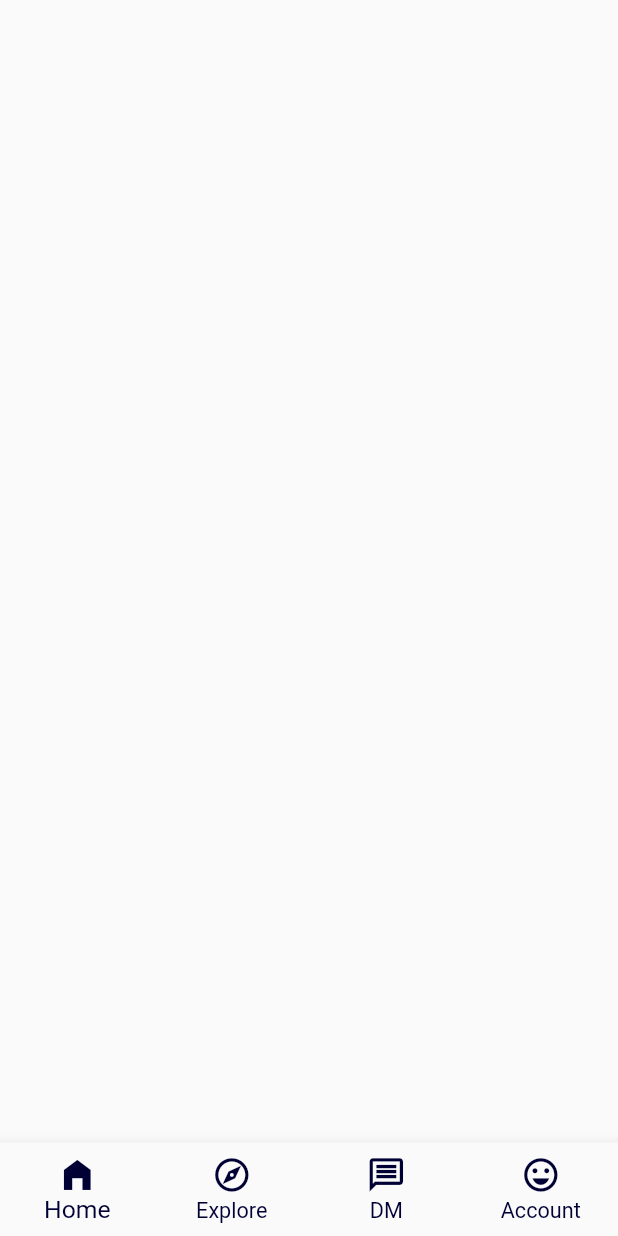
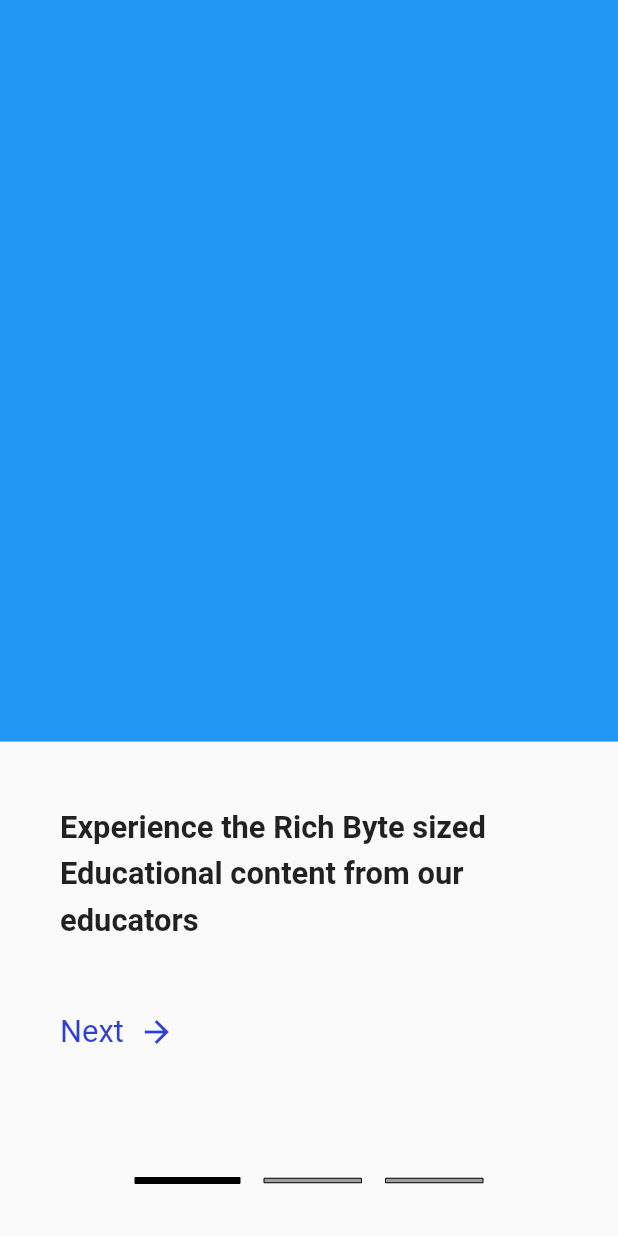
Before and after one commit to tomthomasvempala/ByteSpace, a Flutter app: the screen it shows after launch, on a phone screen of 412 x 824 dp. Run offline on Flutter 3.47's test engine with Material 2 defaults, Android fonts, the phone set to English and light mode, and no system bars.

Commit message:
Added landing page

```diff
--- /dev/null
+++ b/lib/Pages/LandingPage/landingPage.dart
@@ -0,0 +1,140 @@
+import 'package:byteSpace/Pages/MainScreen/mainScreen.dart';
+import 'package:flutter/material.dart';
+
+import '../../size_config.dart';
+import '../../themeData.dart';
+
+class LandingPage extends StatefulWidget {
+
+
+  @override
+  _LandingPageState createState() => _LandingPageState();
+}
+
+class _LandingPageState extends State<LandingPage> {
+    var currentPage = 0;
+  PageController pageController;
+@override
+void initState() {
+  super.initState();
+    pageController = PageController();
+}
+
+  @override
+  Widget build(BuildContext context) {
+    return Scaffold(
+      body:Column(children: [
+
+        Container(
+          height: 82*SizeConfig.heightMultiplier,
+          child: PageView(
+                    onPageChanged: (pagePosition) {
+                      currentPage = pagePosition;
+                      setState(() {});
+                    },
+                    controller: pageController,
+                    children: [
+                      Column(children: [
+                        Container(height: 120*SizeConfig.widthMultiplier,
+          width: double.infinity,color: Colors.blue,),
+                     Padding(
+           padding: const EdgeInsets.fromLTRB(40, 40, 40, 5),
+           child: Column(children: [
+              Text("Experience the Rich Byte sized Educational content from our educators", textAlign: TextAlign.left ,style: TextStyle( height: 1.5,fontSize: 5*SizeConfig.textMultiplier,fontWeight: FontWeight.w600),),
+            SizedBox(height: 10,),
+
+           ],),
+       ),
+                      ],),
+                      Column(children: [
+                        Container(height: 120*SizeConfig.widthMultiplier,
+          width: double.infinity,color: Colors.red,),
+                     Padding(
+           padding: const EdgeInsets.fromLTRB(40, 40, 40, 5),
+           child: Column(children: [
+              Text("Easily access the courses handcrafter by your favourite creators",textAlign: TextAlign.left ,style: TextStyle(height: 1.5,fontSize: 5*SizeConfig.textMultiplier,fontWeight: FontWeight.w600),),
+            SizedBox(height: 10,),
+
+           ],),
+       ),
+                      ],),
+                      Column(children: [
+                        Container(height: 120*SizeConfig.widthMultiplier,
+          width: double.infinity,color: Colors.green,),
+                     Padding(
+           padding: const EdgeInsets.fromLTRB(40, 40, 40, 5),
+           child: Column(children: [
+              Text("Get your doubts figured out in our Forum maintained by our awesome community",textAlign: TextAlign.left ,style: TextStyle(height: 1.5,fontSize: 5*SizeConfig.textMultiplier,fontWeight: FontWeight.w600),),
+            SizedBox(height: 10,),
+
+           ],),
+       ),
+                      ],)
+
+                    ],
+                  ),
+        ),
+        InkWell(
+          onTap: (){
+            if(currentPage!=2)
+
+                      pageController.nextPage(
+                          duration: Duration(milliseconds: 400),
+                          curve: Curves.decelerate);
+
+            else{
+              Navigator.pushReplacement(context, MaterialPageRoute(builder: (
+
+
+              context){
+                return MainScreen();
+              }
+              ));
+            }
+            setState((){});
+          },
+          child: Row(children: [
+            Padding(padding: EdgeInsets.symmetric(horizontal:40,),child:
+            Row(children: [
+              Text(currentPage==2?"Get Started":"Next",style: TextStyle(fontSize: 5*SizeConfig.textMultiplier,color: AppTheme.blue),),
+              SizedBox(width: 10,),
+              Icon(Icons.arrow_forward,color: AppTheme.blue,)
+            ],)
+            ,)
+          ],),
+        ),
+        Spacer(),
+                   Container(
+                margin: EdgeInsets.only(bottom: 35),
+                child: Row(
+                  mainAxisSize: MainAxisSize.min,
+                  mainAxisAlignment: MainAxisAlignment.center,
+                  children: <Widget>[
+                    circleBar(currentPage == 0),
+                    circleBar(currentPage == 1),
+                    circleBar(currentPage == 2),
+                  ],
+                ),
+              ),
+
+      ],)
+    );
+  }
+
+}
+
+ Widget circleBar(bool isActive) {
+    return AnimatedContainer(
+      duration: Duration(milliseconds: 200),
+      curve: Curves.bounceOut,
+      margin: EdgeInsets.symmetric(horizontal: 8),
+      height: isActive ? 4 : 3,
+      width: isActive ? 70 : 65,
+      decoration: BoxDecoration(
+          color: isActive
+              ? Colors.black
+              : Colors.grey,
+          borderRadius: BorderRadius.all(Radius.circular(0)),
+          border:  Border.all(width: 0)),
+    );
+  }
--- a/lib/main.dart
+++ b/lib/main.dart
@@ -1,6 +1,11 @@
+
+// import 'package:byteSpace/Pages/MainScreen/mainScreen.dart';
 import 'package:byteSpace/Pages/MainScreen/mainScreen.dart';
 import 'package:byteSpace/size_config.dart';
+import 'package:byteSpace/themeData.dart';
 import 'package:flutter/material.dart';
+
+import 'Pages/LandingPage/landingPage.dart';
 
 void main() {
   runApp(MyApp());
@@ -20,7 +25,7 @@ class MyApp extends StatelessWidget {
             primarySwatch: Colors.blue,
             visualDensity: VisualDensity.adaptivePlatformDensity,
           ),
-          home: MainScreen(),
+          home: LandingPage(),
         );
       });
     });
```
Also changed, not shown: pubspec.lock, 1 other file.
